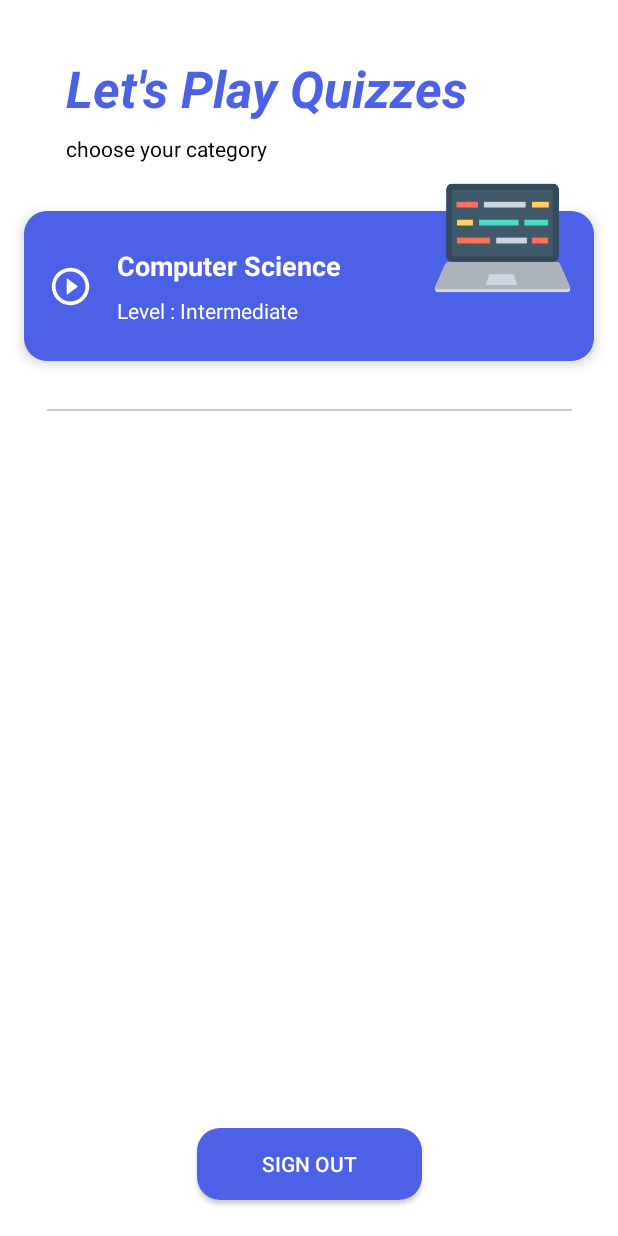
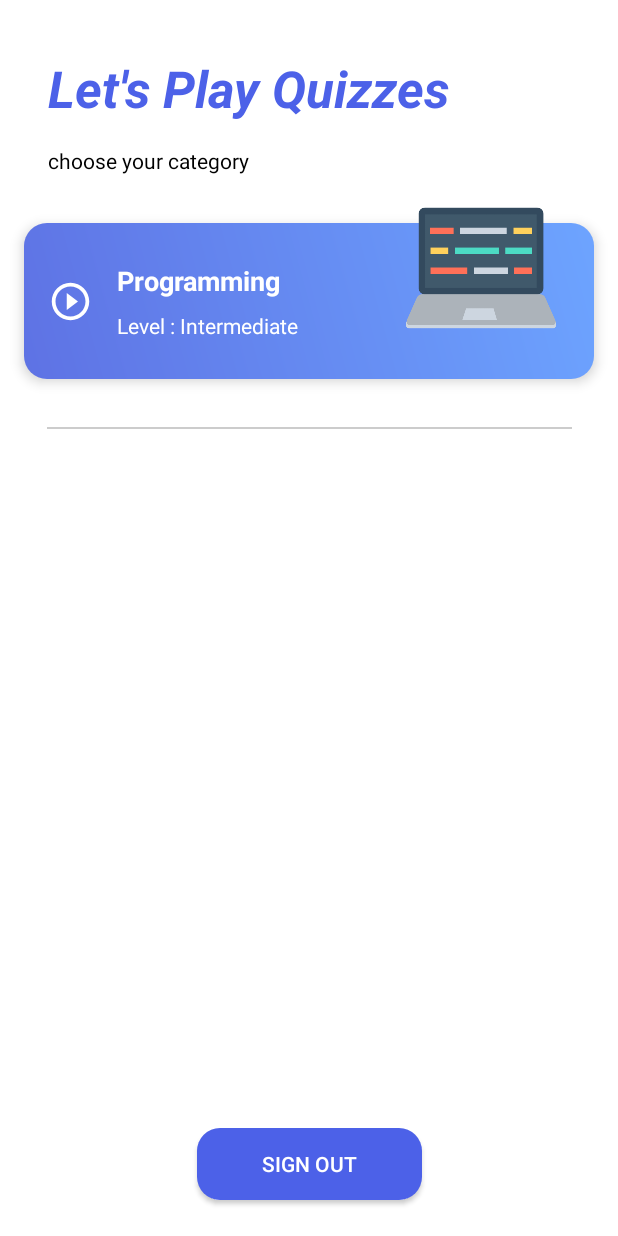
Before and after one commit to pyaestk/QuizApp, an Android app: the screen it shows after launch once a user with an empty profile is signed in (MainActivity), on a phone screen of 412 x 824 dp. Run offline under Robolectric (Android 15) with nearby library versions, the phone set to English and light mode, and no system bars; our stand-ins replace Firebase (no records; nobody signed in at launch, a user with empty details on screens opened directly); Roboto replaces fonts that are not available here; 8 statements that could not run were skipped.

Commit message:
update on category ImageView

```diff
--- a/Quiz-App/app/src/main/res/drawable/result_box_shape.xml
+++ b/Quiz-App/app/src/main/res/drawable/result_box_shape.xml
@@ -1,7 +1,9 @@
 <?xml version="1.0" encoding="utf-8"?>
 <shape xmlns:android="http://schemas.android.com/apk/res/android">
-    <solid
-        android:color="#6DA4FF" />
+    <gradient
+        android:startColor="@color/purple"
+        android:endColor="#6DA4FF"
+        android:angle="45"/>
     <corners
         android:radius="15dp"/>
 </shape>
--- a/Quiz-App/app/src/main/res/layout/activity_main.xml
+++ b/Quiz-App/app/src/main/res/layout/activity_main.xml
@@ -10,20 +10,21 @@
 
     <ImageView
         android:id="@+id/imageView5"
-        android:layout_width="90dp"
+        android:layout_width="0dp"
         android:layout_height="100dp"
-        android:layout_marginEnd="16dp"
-        android:layout_marginBottom="32dp"
+        android:layout_marginEnd="24dp"
+        android:layout_marginBottom="24dp"
         android:elevation="15dp"
         app:layout_constraintBottom_toBottomOf="@+id/startQuiz"
         app:layout_constraintEnd_toEndOf="@+id/startQuiz"
+        app:layout_constraintWidth_percent="0.25"
         app:srcCompat="@drawable/laptop" />
 
     <TextView
         android:id="@+id/textView4"
         android:layout_width="wrap_content"
         android:layout_height="wrap_content"
-        android:layout_marginStart="44dp"
+        android:layout_marginStart="32dp"
         android:layout_marginTop="36dp"
         android:elevation="5dp"
         android:text="Let's Play Quizzes"
@@ -39,7 +40,7 @@
         android:id="@+id/textView7"
         android:layout_width="wrap_content"
         android:layout_height="wrap_content"
-        android:layout_marginTop="8dp"
+        android:layout_marginTop="16dp"
         android:text="choose your category"
         android:textColor="@color/black"
         app:layout_constraintStart_toStartOf="@+id/textView4"
@@ -48,12 +49,14 @@
     <androidx.constraintlayout.widget.ConstraintLayout
         android:id="@+id/startQuiz"
         android:layout_width="0dp"
-        android:layout_height="100dp"
+        android:layout_height="wrap_content"
         android:layout_marginStart="16dp"
         android:layout_marginTop="32dp"
         android:layout_marginEnd="16dp"
-        android:background="@drawable/login_signin_button_shape"
+        android:background="@drawable/result_box_shape"
         android:elevation="5dp"
+        android:paddingTop="10dp"
+        android:paddingBottom="10dp"
         app:layout_constraintEnd_toEndOf="parent"
         app:layout_constraintHorizontal_bias="0.5"
         app:layout_constraintStart_toStartOf="parent"
@@ -75,7 +78,7 @@
             android:layout_height="wrap_content"
             android:layout_marginStart="16dp"
             android:layout_marginTop="16dp"
-            android:text="Computer Science"
+            android:text="Programming"
             android:textColor="@color/white"
             android:textSize="18sp"
             android:textStyle="bold"
@@ -88,6 +91,7 @@
             android:id="@+id/textViewDescription"
             android:layout_width="wrap_content"
             android:layout_height="wrap_content"
+            android:layout_marginTop="8dp"
             android:layout_marginBottom="16dp"
             android:text="Level : Intermediate"
             android:textColor="@color/white"
@@ -116,6 +120,7 @@
         android:background="@drawable/login_signin_button_shape"
         android:text="SIgn out"
         android:textColor="@color/white"
+        android:visibility="visible"
         app:layout_constraintBottom_toBottomOf="parent"
         app:layout_constraintEnd_toEndOf="parent"
         app:layout_constraintStart_toStartOf="parent" />
@@ -127,6 +132,7 @@
         android:layout_marginBottom="16dp"
         android:text="TextView"
         android:textColor="@color/grey_600"
+        android:visibility="visible"
         app:layout_constraintBottom_toTopOf="@+id/signOutButton"
         app:layout_constraintEnd_toEndOf="parent"
         app:layout_constraintStart_toStartOf="parent" />
--- a/Quiz-App/app/src/main/res/layout/activity_quiz.xml
+++ b/Quiz-App/app/src/main/res/layout/activity_quiz.xml
@@ -174,7 +174,7 @@
             android:layout_width="150dp"
             android:layout_height="65dp"
             android:layout_marginBottom="24dp"
-            android:backgroundTint="#3D5AFE"
+            android:backgroundTint="@color/purpleVariant"
             android:text="FINISH"
             android:textSize="16sp"
             app:cornerRadius="15dp"
@@ -188,7 +188,7 @@
             android:layout_width="150dp"
             android:layout_height="65dp"
             android:layout_marginBottom="24dp"
-            android:backgroundTint="#3D5AFE"
+            android:backgroundTint="@color/purpleVariant"
             android:text="NEXT "
             android:textSize="16sp"
             app:cornerRadius="15dp"
--- a/Quiz-App/app/src/main/res/layout/activity_result.xml
+++ b/Quiz-App/app/src/main/res/layout/activity_result.xml
@@ -129,7 +129,7 @@
         android:id="@+id/buttonPlayAgain"
         android:layout_width="310dp"
         android:layout_height="50dp"
-        android:layout_marginBottom="10dp"
+        android:layout_marginBottom="16dp"
         android:background="@drawable/login_signin_button_shape"
         android:text="Play Again"
         android:textColor="@color/white"
```
Also changed, not shown: Quiz-App/app/src/main/res/layout/activity_login.xml (+8 -65 lines).
